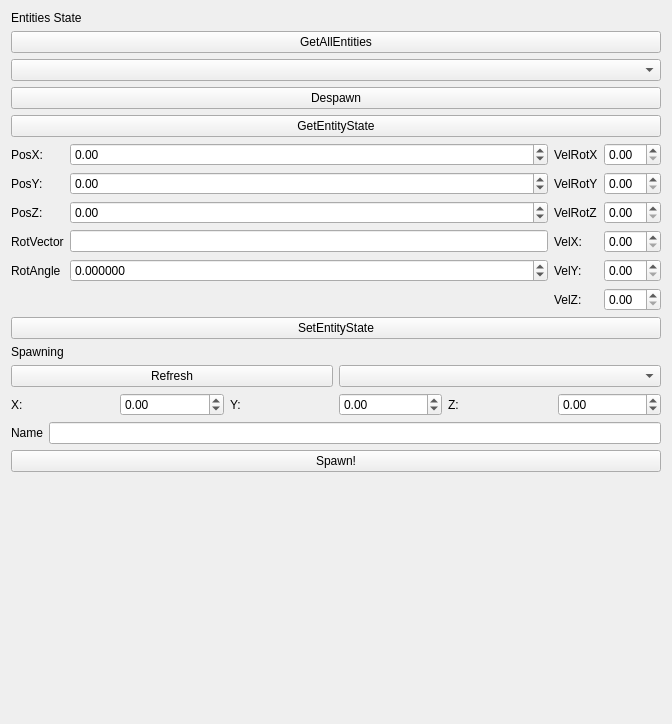
Old version of the form resource/sim_widget.ui in the repository RobotecAI/q_simulation_interfaces.
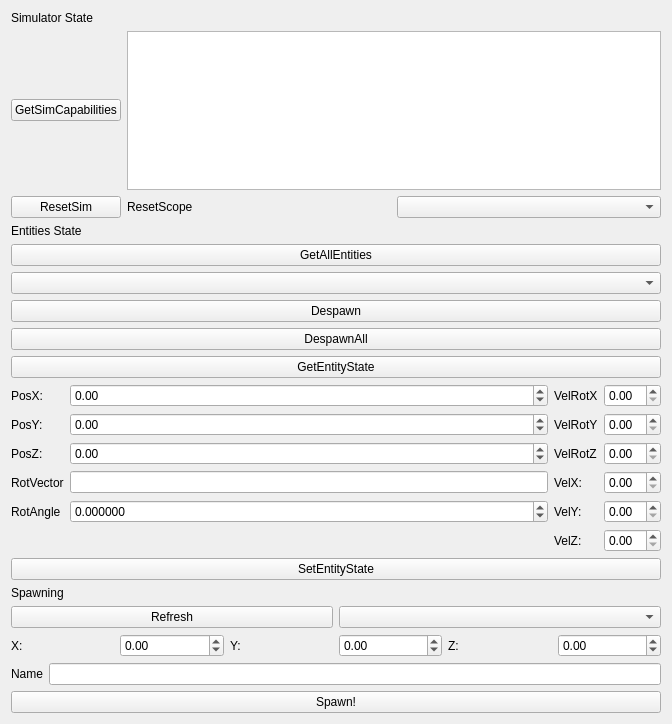
New version of the form.

Commit message: sim reset

What changed in the file:
```diff
--- a/resource/sim_widget.ui
+++ b/resource/sim_widget.ui
@@ -10,8 +10,50 @@
     <height>724</height>
    </rect>
   </property>
-  <layout class="QGridLayout" name="gridLayout">
-   <item row="0" column="0">
+  <layout class="QVBoxLayout" name="verticalLayout_4">
+   <item>
+    <layout class="QGridLayout" name="gridLayout">
+     <item row="1" column="1">
+      <widget class="QListWidget" name="listCapabilities"/>
+     </item>
+     <item row="0" column="0">
+      <widget class="QLabel" name="label_16">
+       <property name="text">
+        <string>Simulator State</string>
+       </property>
+      </widget>
+     </item>
+     <item row="1" column="0">
+      <widget class="QPushButton" name="GetSimCapabilites">
+       <property name="text">
+        <string>GetSimCapabilities</string>
+       </property>
+      </widget>
+     </item>
+     <item row="2" column="0">
+      <widget class="QPushButton" name="resetSimButton">
+       <property name="text">
+        <string>ResetSim</string>
+       </property>
+      </widget>
+     </item>
+     <item row="2" column="1">
+      <layout class="QHBoxLayout" name="horizontalLayout_4">
+       <item>
+        <widget class="QLabel" name="label_17">
+         <property name="text">
+          <string>ResetScope</string>
+         </property>
+        </widget>
+       </item>
+       <item>
+        <widget class="QComboBox" name="resetModeCombo"/>
+       </item>
+      </layout>
+     </item>
+    </layout>
+   </item>
+   <item>
     <layout class="QVBoxLayout" name="verticalLayout">
      <item>
       <widget class="QLabel" name="label">
@@ -37,6 +79,13 @@
        </property>
       </widget>
      </item>
+     <item>
+      <widget class="QPushButton" name="despawnAll">
+       <property name="text">
+        <string>DespawnAll</string>
+       </property>
+      </widget>
+     </item>
      <item>
       <layout class="QVBoxLayout" name="verticalLayout_3">
        <item>
@@ -205,7 +254,7 @@
      </item>
     </layout>
    </item>
-   <item row="1" column="0">
+   <item>
     <layout class="QVBoxLayout" name="verticalLayout_2">
      <item>
       <widget class="QLabel" name="label_2">
@@ -304,19 +353,6 @@
        </property>
       </widget>
      </item>
-     <item>
-      <spacer name="verticalSpacer">
-       <property name="orientation">
-        <enum>Qt::Vertical</enum>
-       </property>
-       <property name="sizeHint" stdset="0">
-        <size>
-         <width>20</width>
-         <height>40</height>
-        </size>
-       </property>
-      </spacer>
-     </item>
     </layout>
    </item>
   </layout>
```
The commit also changes 32 other files.
